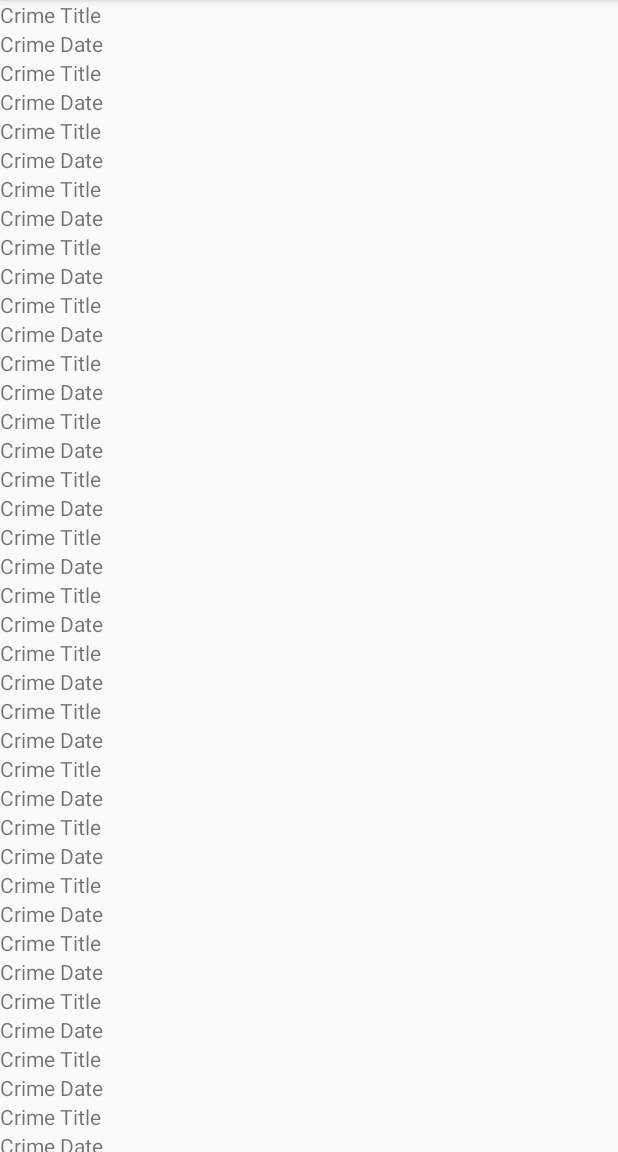
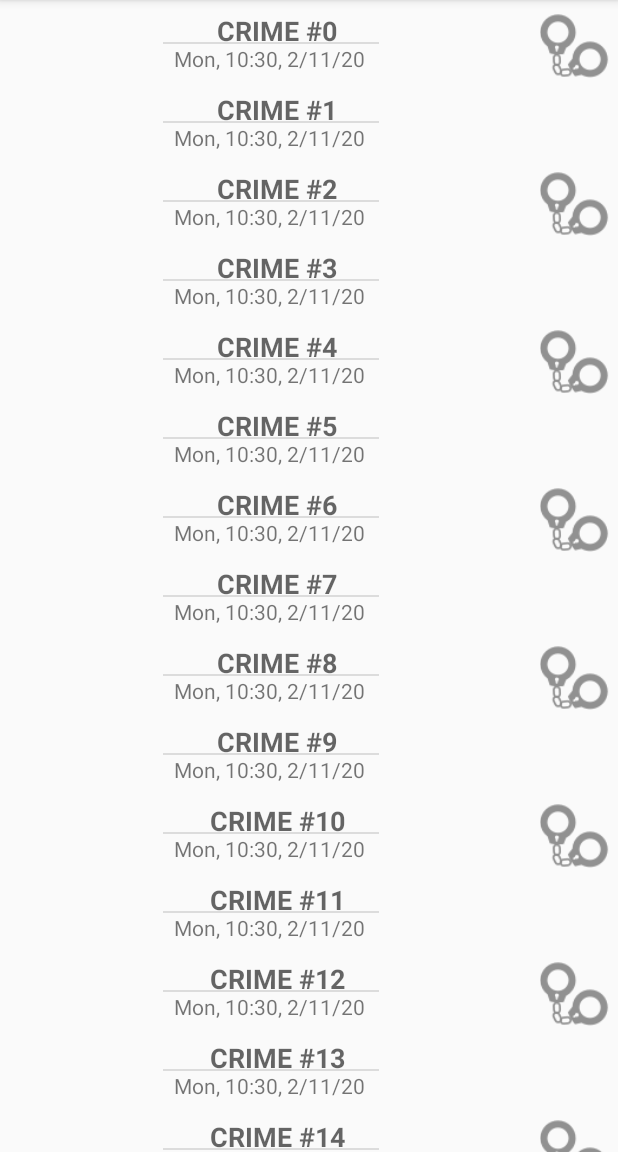
Before and after one commit to Mafiozist/CriminalIntent, an Android app: the screen it shows after launch (CrimeListActivity), on a phone screen of 412 x 824 dp, the part 84-1236 px from its top. Run offline under Robolectric (Android 15) with nearby library versions, the phone set to English and light mode, and no system bars.

Commit message:
added CrimePagerActivity instead CrimeActivity for right swapping functionality

```diff
--- a/app/build.gradle
+++ b/app/build.gradle
@@ -31,6 +31,7 @@ dependencies {
     implementation 'androidx.appcompat:appcompat:1.2.0'
     implementation 'androidx.constraintlayout:constraintlayout:2.0.1'
     implementation 'androidx.recyclerview:recyclerview:1.1.0'
+    implementation 'androidx.viewpager:viewpager:1.0.0'
     testImplementation 'junit:junit:4.12'
     androidTestImplementation 'androidx.test.ext:junit:1.1.2'
     androidTestImplementation 'androidx.test.espresso:espresso-core:3.3.0'
--- a/app/src/main/AndroidManifest.xml
+++ b/app/src/main/AndroidManifest.xml
@@ -9,8 +9,7 @@
         android:roundIcon="@mipmap/ic_launcher_round"
         android:supportsRtl="true"
         android:theme="@style/AppTheme">
-        <activity android:name=".CrimeActivity">
-        </activity>
+        <activity android:name=".CrimePagerActivity"/>
         <activity android:name=".CrimeListActivity">
             <intent-filter>
                 <action android:name="android.intent.action.MAIN" />
--- a/app/src/main/java/com/example/criminalintent/Crime.java
+++ b/app/src/main/java/com/example/criminalintent/Crime.java
@@ -11,6 +11,8 @@ public class Crime {
     private Boolean mSolved;
     private Date mDate;
 
+    private boolean mRequiresPolice;
+
 
     public Crime(){
         mID = UUID.randomUUID();
@@ -18,6 +20,9 @@ public class Crime {
     }
 
 
+    public boolean ismRequiresPolice() { return mRequiresPolice; }
+
+    public void setmRequiresPolice(boolean mRequiresPolice) { this.mRequiresPolice = mRequiresPolice; }
 
     public UUID getmID() {
         return mID;
@@ -35,7 +40,7 @@ public class Crime {
         this.mTitle = mTitle;
     }
 
-    public Boolean getmSolved() {
+    public Boolean isSolved() {
         return mSolved;
     }
 
@@ -52,6 +57,4 @@ public class Crime {
     }
 
 
-
-
 }
--- /dev/null
+++ b/app/src/main/java/com/example/criminalintent/CrimeHolder.java
@@ -0,0 +1,71 @@
+package com.example.criminalintent;
+
+import android.app.Activity;
+import android.content.Context;
+import android.content.Intent;
+import android.media.Image;
+import android.view.LayoutInflater;
+import android.view.View;
+import android.view.ViewGroup;
+import android.widget.ImageView;
+import android.widget.TextView;
+import android.widget.Toast;
+import android.text.format.DateFormat;
+
+import androidx.annotation.NonNull;
+import androidx.fragment.app.Fragment;
+import androidx.recyclerview.widget.RecyclerView;
+
+import java.util.UUID;
+
+// Code need to for binding and second use
+//В конструкторе данного класса происходит заполнение layout list_item_crime
+class CrimeHolder extends RecyclerView.ViewHolder implements View.OnClickListener, View.OnLongClickListener
+{
+    private TextView mTitleTextView;
+    private TextView mDateTextView;
+    private Crime mCrime;
+    private ImageView mSolvedImageView;
+    public static  UUID mLastCrimeChanged;
+
+
+    public CrimeHolder(LayoutInflater inflater, ViewGroup parent) {
+        super(inflater.inflate(R.layout.list_item_crime, parent, false));
+        mTitleTextView = itemView.findViewById(R.id.crime_title);
+        mDateTextView = itemView.findViewById(R.id.crime_date);
+        itemView.setOnClickListener(this);
+        mSolvedImageView = itemView.findViewById(R.id.crime_solved);
+    }
+
+    //Метод необходимый объекту ViewHolder, вызывается каждый раз когда в
+    // СrimeHolder должен отображаться новый объект
+    //Данный метод будет вызываться каждый раз, когда RecycleView потребует связать объект CrimeHolder
+
+    public void bind(Crime crime){
+        mCrime = crime;
+        mTitleTextView.setText(mCrime.getmTitle());
+        mDateTextView.setText( DateFormat.format( "E, H:m, d/M/y"  ,mCrime.getmDate()).toString());
+        mSolvedImageView.setVisibility(crime.isSolved() ? View.VISIBLE : View.INVISIBLE);
+    }
+
+    //Событие отвечающее за запуск подробного описания класса Crime
+    @Override
+    public void onClick(View view) {
+        Toast.makeText(view.getContext(), mCrime.getmTitle() + " clicked!", Toast.LENGTH_SHORT).show();
+        Intent intent = CrimePagerActivity.newIntent(view.getContext(), mCrime.getmID());
+        //Если событие клик произошло - вероятно данные были изменены, лучше сделать проверку, но пока не знаю
+        // как во всяком случае, лучше обновить 1 объект чем все
+        setLastCrimeChanged(mCrime.getmID());
+        view.getContext().startActivity(intent);
+    }
+
+    @Override
+    public boolean onLongClick(View view) {
+        Toast.makeText(view.getContext(), mCrime.getmTitle() + " LongClicked!", Toast.LENGTH_SHORT).show();
+        return true;
+    }
+
+    private static void setLastCrimeChanged(UUID id){
+            mLastCrimeChanged = id;
+    }
+}
--- a/app/src/main/java/com/example/criminalintent/CrimeLab.java
+++ b/app/src/main/java/com/example/criminalintent/CrimeLab.java
@@ -7,6 +7,7 @@ import java.util.List;
 import java.util.UUID;
 
 //Предназначен для простой передачи данных между контроллерами
+//Данный класс живет намного дольше чем любой адаптер, но есть опасность уничтожения при очистки памят ОС
 public class CrimeLab {
     private static CrimeLab sCrimeLab;
     private List<Crime> mCrimes;
@@ -17,6 +18,7 @@ public class CrimeLab {
             Crime crime = new Crime();
             crime.setmTitle("Crime #" + i);
             crime.setmSolved(i % 2 == 0);
+            crime.setmRequiresPolice( i % 5 == 0);
             mCrimes.add(crime);
         }
     }
@@ -32,6 +34,8 @@ public class CrimeLab {
         for (Crime crime : mCrimes){
             if(crime.getmID().equals(id)) return crime;
         }
+
+
         return null;
     }
 
@@ -39,4 +43,12 @@ public class CrimeLab {
         return mCrimes;
     }
 
+
+    /*public int getItemViewType(int postition){
+        if(mCrimes.get(postition).ismRequiresPolice())
+            return postition;
+
+        return 0;
+    }*/
+
 }
--- a/app/src/main/java/com/example/criminalintent/CrimeListFragment.java
+++ b/app/src/main/java/com/example/criminalintent/CrimeListFragment.java
@@ -11,7 +11,11 @@ import androidx.fragment.app.Fragment;
 import androidx.recyclerview.widget.LinearLayoutManager;
 import androidx.recyclerview.widget.RecyclerView;
 
+import org.jetbrains.annotations.NotNull;
+
+import java.util.ArrayList;
 import java.util.List;
+import java.util.UUID;
 
 public class CrimeListFragment extends Fragment {
     private RecyclerView mCrimeRecyclerView;
@@ -20,13 +24,22 @@ public class CrimeListFragment extends Fragment {
     private void updateUI(){
         CrimeLab crimeLab= CrimeLab.get(getActivity());
         List<Crime> crimes = crimeLab.getCrimes();
-        mAdapter = new CrimeAdapter(crimes);
-        mCrimeRecyclerView.setAdapter(mAdapter);
+        if(mAdapter == null) {
+            mAdapter = new CrimeAdapter(crimes);
+            mCrimeRecyclerView.setAdapter(mAdapter);
+        } else {
+
+            //Сомневаюсь, что придуманный мной метод работает быстрее чем данный
+            //mAdapter.notifyItemChanged(crimes.indexOf( crimeLab.getCrime(CrimeHolder.mLastCrimeChanged) ));
+            mAdapter.notifyDataSetChanged();
+
+        }
     }
 
     @Nullable
     @Override
     public View onCreateView(@NonNull LayoutInflater inflater, @Nullable ViewGroup container, @Nullable Bundle savedInstanceState) {
+
         View view = inflater.inflate(R.layout.fragment_crime_list, container, false );
         mCrimeRecyclerView = view.findViewById(R.id.crime_recycler_view);
         //Linear layout необходим для работы RecyclerView и отвечает за позицианирование объектов и поведение прокрутки
@@ -36,32 +49,29 @@ public class CrimeListFragment extends Fragment {
     }
 
 
-    //В конструкторе данного класса происходит заполнение layout list_item_crime
-    private class CrimeHolder extends RecyclerView.ViewHolder{
-        public CrimeHolder(LayoutInflater inflater, ViewGroup parent){
-            super(inflater.inflate(R.layout.list_item_crime, parent, false));
-
-        }
-    }
 
     //Класс recyclerview взаимодействует с адаптером, когда создает новый объект класса ViewHolder
     private class CrimeAdapter extends RecyclerView.Adapter<CrimeHolder>{
         private List<Crime> mCrimes;
+
         public CrimeAdapter(List<Crime> crimes){
             mCrimes = crimes;
         }
 
         @NonNull
         @Override
-        public CrimeHolder onCreateViewHolder(@NonNull ViewGroup parent, int viewType) {
+        public CrimeHolder onCreateViewHolder(@NotNull ViewGroup parent, int viewType) {
             LayoutInflater layoutInflater  = LayoutInflater.from(getActivity());
             return new CrimeHolder(layoutInflater, parent);
         }
 
         @Override
-        public void onBindViewHolder(@NonNull CrimeHolder holder, int position) {
+        public void onBindViewHolder(CrimeHolder holder, int position) {
+            Crime crime = mCrimes.get(position);
+            holder.bind(crime);
+        }
 
-        }
+
 
         @Override
         public int getItemCount() {
@@ -71,4 +81,11 @@ public class CrimeListFragment extends Fragment {
 
 
     }
+
+
+    @Override
+    public void onResume() {
+        super.onResume();
+        updateUI();
+    }
 }
--- a/app/src/main/res/layout/fragment_crime.xml
+++ b/app/src/main/res/layout/fragment_crime.xml
@@ -1,8 +1,9 @@
 <?xml version="1.0" encoding="utf-8"?>
 <LinearLayout
     xmlns:android="http://schemas.android.com/apk/res/android"
+    xmlns:tools="http://schemas.android.com/tools"
     android:layout_width="match_parent"
-    android:layout_height="match_parent"
+    android:layout_height="wrap_content"
     android:layout_margin="16dp"
     android:orientation="vertical">
 
--- a/app/src/main/res/layout/list_item_crime.xml
+++ b/app/src/main/res/layout/list_item_crime.xml
@@ -1,21 +1,52 @@
 <?xml version="1.0" encoding="utf-8"?>
-<LinearLayout
-    xmlns:android="http://schemas.android.com/apk/res/android"
+<androidx.constraintlayout.widget.ConstraintLayout xmlns:android="http://schemas.android.com/apk/res/android"
 
-    android:orientation="vertical"
+    xmlns:app="http://schemas.android.com/apk/res-auto"
+    xmlns:tools="http://schemas.android.com/tools"
     android:layout_width="match_parent"
-    android:layout_height="wrap_content" >
+    android:layout_height="wrap_content">
 
     <TextView
         android:id="@+id/crime_title"
-        android:layout_width="match_parent"
-        android:layout_height="wrap_content"
-        android:text="Crime Title"/>
+        style="?android:listSeparatorTextViewStyle"
+        android:layout_width="144dp"
+        android:layout_height="21dp"
+        android:layout_marginStart="16dp"
+        android:layout_marginTop="8dp"
+        android:layout_marginEnd="8dp"
+        android:text="Crime Title"
+        android:textAlignment="center"
+        android:textSize="18sp"
+        app:layout_constraintBottom_toBottomOf="parent"
+        app:layout_constraintEnd_toStartOf="@+id/crime_solved"
+        app:layout_constraintHorizontal_bias="0.486"
+        app:layout_constraintStart_toStartOf="parent"
+        app:layout_constraintTop_toTopOf="parent"
+        app:layout_constraintVertical_bias="0.0" />
 
     <TextView
         android:id="@+id/crime_date"
-        android:layout_width="match_parent"
-        android:layout_height="wrap_content"
-        android:text="Crime Date"/>
+        android:layout_width="327dp"
+        android:layout_height="23dp"
+        android:layout_marginStart="16dp"
+        android:text="Crime Date"
+        android:textAlignment="center"
+        app:layout_constraintBottom_toBottomOf="parent"
+        app:layout_constraintEnd_toStartOf="@+id/crime_solved"
+        app:layout_constraintHorizontal_bias="0.0"
+        app:layout_constraintStart_toStartOf="parent"
+        app:layout_constraintTop_toBottomOf="@+id/crime_title"
+        app:layout_constraintVertical_bias="0.0" />
 
-</LinearLayout>
+    <ImageView
+        android:id="@+id/crime_solved"
+        android:layout_width="50dp"
+        android:layout_height="44dp"
+        android:layout_marginEnd="4dp"
+        app:layout_constraintBottom_toBottomOf="parent"
+        app:layout_constraintEnd_toEndOf="parent"
+        app:layout_constraintTop_toTopOf="parent"
+        app:layout_constraintVertical_bias="1.0"
+        app:srcCompat="@drawable/ic_solved" />
+
+</androidx.constraintlayout.widget.ConstraintLayout>
--- a/app/src/main/res/values/strings.xml
+++ b/app/src/main/res/values/strings.xml
@@ -4,4 +4,6 @@
     <string name="crime_title_label">Название</string>
     <string name="crime_details_label">Подробности</string>
     <string name="crime_solved_label">Статус раскрытия</string>
+    <string name="crime_button_begin_text">В начало</string>
+    <string name="crime_button_end_text">В конец</string>
 </resources>
```
Also changed, not shown: app/src/main/java/com/example/criminalintent/CrimeActivity.java (deleted, +0 -10 lines), app/src/main/java/com/example/criminalintent/CrimeFragment.java (+30 -3 lines), app/src/main/java/com/example/criminalintent/CrimePagerActivity.java (added, +105 -0 lines), app/src/main/res/layout/activity_crime_pager.xml (added, +50 -0 lines), app/src/main/res/drawable-hdpi/ic_solved.png (added), app/src/main/res/drawable-mdpi/ic_solved.png (added), app/src/main/res/drawable-xhdpi/ic_solved.png (added), app/src/main/res/drawable-xxhdpi/ic_solved.png (added), app/src/main/res/drawable-xxxhdpi/ic_solved.png (added).
